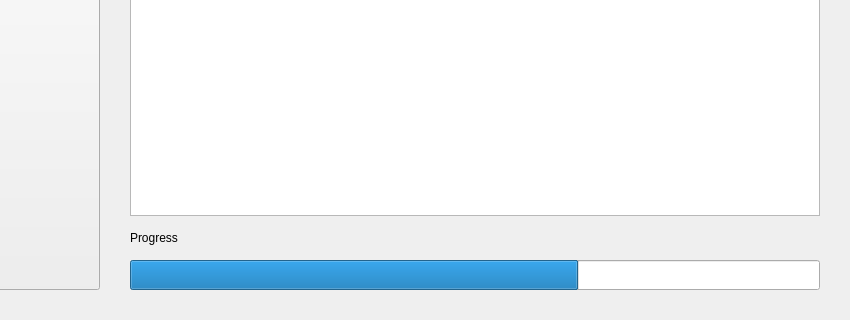
The window that src/qbert_gui/qbert_gui/ui/home.ui (drabart/QbertSoftware) describes before a commit, drawn with Qt 5; both pictures show x 430 to 1280 and y 280 to 600 of the 1280 by 600 pixel window.
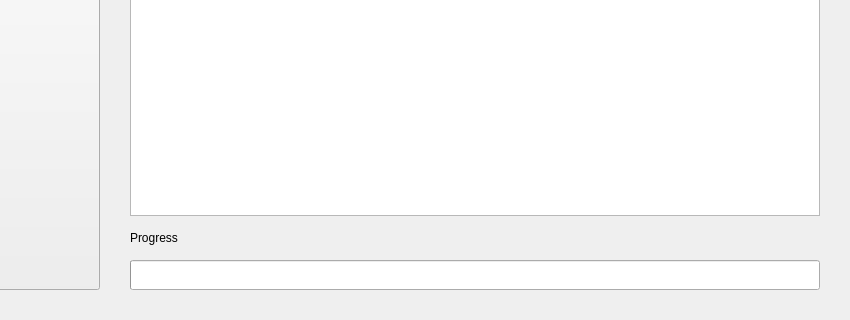
The same window after the commit.

Diff of the .ui file:
```diff
--- a/src/qbert_gui/qbert_gui/ui/home.ui
+++ b/src/qbert_gui/qbert_gui/ui/home.ui
@@ -104,7 +104,7 @@
          <property name="minimumSize">
           <size><width>0</width><height>30</height></size>
          </property>
-         <property name="value"><number>65</number></property>
+         <property name="value"><number>0</number></property>
          <property name="textVisible"><bool>false</bool></property>
          <property name="type" stdset="0"><string>progress</string></property>
         </widget>
```
